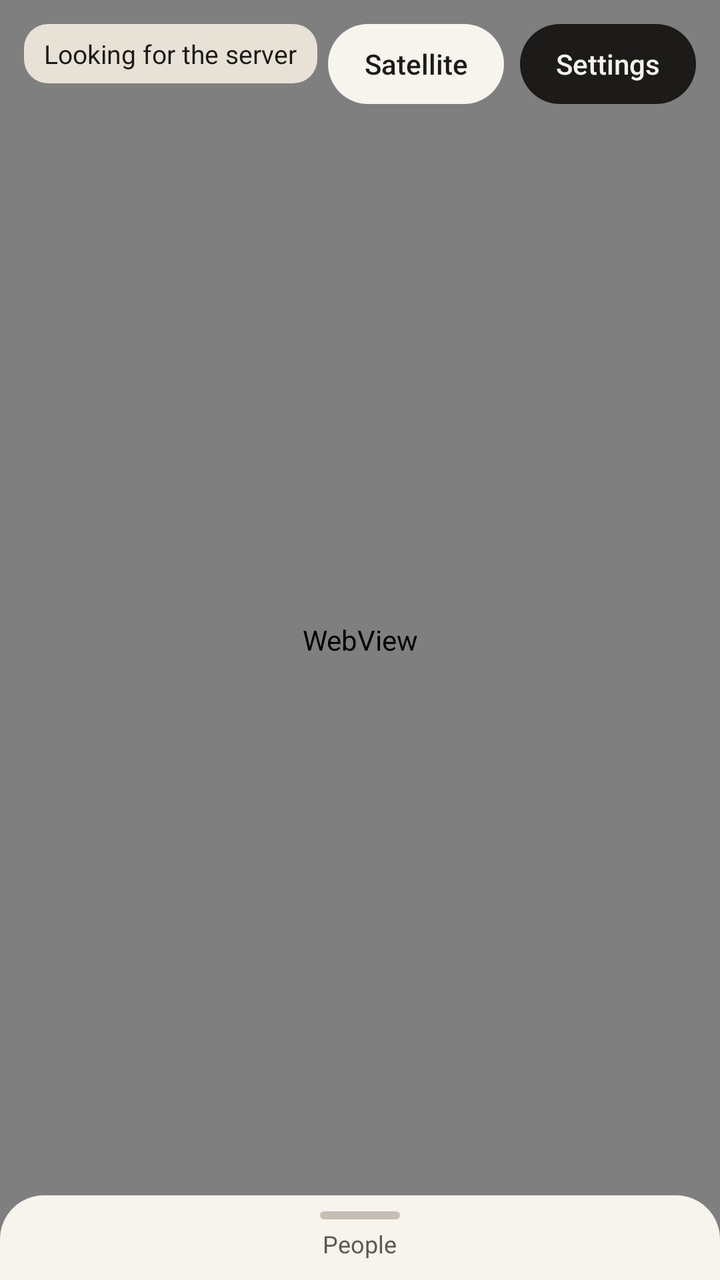
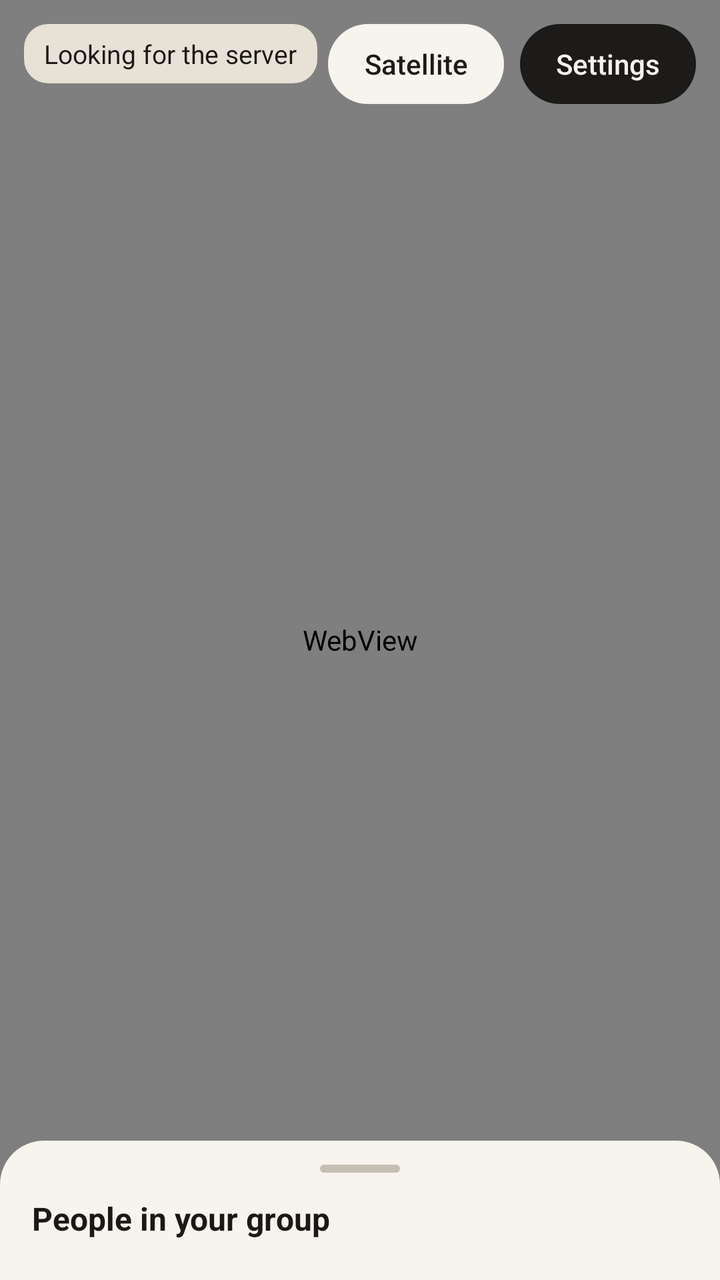

An Android layout rendered at two revisions. The XML below is the earlier revision; the diff shows what the commit changed to produce the second picture.
<!-- AndroidManifest.xml: application theme android:Theme.Material.Light.NoActionBar -->
<!-- res/layout/activity_map.xml -->
<?xml version="1.0" encoding="utf-8"?>
<FrameLayout xmlns:android="http://schemas.android.com/apk/res/android"
    android:layout_width="match_parent"
    android:layout_height="match_parent"
    android:background="#E7E2D6">

    <WebView
        android:id="@+id/map"
        android:layout_width="match_parent"
        android:layout_height="match_parent" />

    <LinearLayout
        android:layout_width="match_parent"
        android:layout_height="wrap_content"
        android:gravity="end"
        android:orientation="horizontal"
        android:padding="12dp">

        <Button
            android:id="@+id/satelliteButton"
            android:layout_width="wrap_content"
            android:layout_height="40dp"
            android:layout_marginRight="8dp"
            android:background="@drawable/pill_light"
            android:stateListAnimator="@null"
            android:paddingLeft="16dp"
            android:paddingRight="16dp"
            android:text="Satellite"
            android:textAllCaps="false"
            android:textColor="#1C1B19"
            android:textSize="14sp" />

        <Button
            android:id="@+id/settingsButton"
            android:layout_width="wrap_content"
            android:layout_height="40dp"
            android:background="@drawable/pill_dark"
            android:stateListAnimator="@null"
            android:paddingLeft="16dp"
            android:paddingRight="16dp"
            android:text="Settings"
            android:textAllCaps="false"
            android:textColor="#F7F4EE"
            android:textSize="14sp" />
    </LinearLayout>

    <TextView
        android:id="@+id/statusText"
        android:layout_width="wrap_content"
        android:layout_height="wrap_content"
        android:layout_gravity="top|start"
        android:layout_margin="12dp"
        android:background="@drawable/status_bg"
        android:paddingLeft="10dp"
        android:paddingTop="6dp"
        android:paddingRight="10dp"
        android:paddingBottom="6dp"
        android:text="Looking for the server"
        android:textColor="#1A1916"
        android:textSize="13sp" />

    <LinearLayout
        android:layout_width="match_parent"
        android:layout_height="wrap_content"
        android:layout_gravity="bottom"
        android:orientation="vertical">

        <LinearLayout
            android:id="@+id/personCard"
            android:layout_width="match_parent"
            android:layout_height="wrap_content"
            android:layout_marginLeft="12dp"
            android:layout_marginRight="12dp"
            android:layout_marginBottom="8dp"
            android:background="@drawable/card_bg"
            android:orientation="vertical"
            android:padding="14dp"
            android:visibility="gone">

            <TextView
                android:id="@+id/cardName"
                android:layout_width="match_parent"
                android:layout_height="wrap_content"
                android:textColor="#1C1B19"
                android:textSize="18sp"
                android:textStyle="bold" />

            <TextView
                android:id="@+id/cardArrived"
                android:layout_width="match_parent"
                android:layout_height="wrap_content"
                android:paddingTop="4dp"
                android:textColor="#5C584F"
                android:textSize="14sp" />

            <TextView
                android:id="@+id/cardStay"
                android:layout_width="match_parent"
                android:layout_height="wrap_content"
                android:paddingTop="2dp"
                android:paddingBottom="10dp"
                android:textColor="#5C584F"
                android:textSize="14sp" />

            <LinearLayout
                android:layout_width="match_parent"
                android:layout_height="wrap_content"
                android:orientation="horizontal">

                <Button
                    android:id="@+id/cardView"
                    android:layout_width="0dp"
                    android:layout_height="40dp"
                    android:layout_marginRight="6dp"
                    android:layout_weight="1"
                    android:background="@drawable/pill_light"
                    android:stateListAnimator="@null"
                    android:text="View"
                    android:textAllCaps="false"
                    android:textColor="#1C1B19" />

                <Button
                    android:id="@+id/cardCall"
                    android:layout_width="0dp"
                    android:layout_height="40dp"
                    android:layout_marginRight="6dp"
                    android:layout_weight="1"
                    android:background="@drawable/pill_light"
                    android:stateListAnimator="@null"
                    android:text="Call"
                    android:textAllCaps="false"
                    android:textColor="#1C1B19" />

                <Button
                    android:id="@+id/cardText"
                    android:layout_width="0dp"
                    android:layout_height="40dp"
                    android:layout_weight="1"
                    android:background="@drawable/pill_dark"
                    android:stateListAnimator="@null"
                    android:text="Text"
                    android:textAllCaps="false"
                    android:textColor="#F7F4EE" />
            </LinearLayout>
        </LinearLayout>

        <LinearLayout
            android:id="@+id/sheet"
            android:layout_width="match_parent"
            android:layout_height="wrap_content"
            android:background="@drawable/sheet_bg"
            android:orientation="vertical"
            android:paddingLeft="16dp"
            android:paddingTop="12dp"
            android:paddingRight="16dp"
            android:visibility="gone">

            <TextView
                android:layout_width="match_parent"
                android:layout_height="wrap_content"
                android:paddingBottom="6dp"
                android:text="People in your group"
                android:textColor="#1A1916"
                android:textSize="16sp"
                android:textStyle="bold" />

            <ScrollView
                android:layout_width="match_parent"
                android:layout_height="280dp">

                <LinearLayout
                    android:id="@+id/peopleList"
                    android:layout_width="match_parent"
                    android:layout_height="wrap_content"
                    android:orientation="vertical" />
            </ScrollView>
        </LinearLayout>

        <LinearLayout
            android:id="@+id/peopleTab"
            android:layout_width="match_parent"
            android:layout_height="wrap_content"
            android:background="@drawable/sheet_bg"
            android:gravity="center_horizontal"
            android:orientation="vertical"
            android:paddingTop="8dp"
            android:paddingBottom="10dp">

            <View
                android:layout_width="40dp"
                android:layout_height="4dp"
                android:background="@drawable/grabber" />

            <TextView
                android:id="@+id/peopleLabel"
                android:layout_width="wrap_content"
                android:layout_height="wrap_content"
                android:paddingTop="4dp"
                android:text="People"
                android:textColor="#5C584F"
                android:textSize="12sp" />
        </LinearLayout>
    </LinearLayout>
</FrameLayout>
<!-- resources referenced by this layout -->
<resources>
  <!-- drawable card_bg (drawable) -->
  <?xml version="1.0" encoding="utf-8"?>
  <shape xmlns:android="http://schemas.android.com/apk/res/android" android:shape="rectangle">
      <solid android:color="#FFFFFF" />
      <corners android:radius="18dp" />
  </shape>
  <!-- drawable grabber (drawable) -->
  <?xml version="1.0" encoding="utf-8"?>
  <shape xmlns:android="http://schemas.android.com/apk/res/android" android:shape="rectangle">
      <solid android:color="#C4BEB4" />
      <corners android:radius="2dp" />
  </shape>
  <!-- drawable pill_dark (drawable) -->
  <?xml version="1.0" encoding="utf-8"?>
  <shape xmlns:android="http://schemas.android.com/apk/res/android" android:shape="rectangle">
      <solid android:color="#1C1B19" />
      <corners android:radius="22dp" />
  </shape>
  <!-- drawable pill_light (drawable) -->
  <?xml version="1.0" encoding="utf-8"?>
  <shape xmlns:android="http://schemas.android.com/apk/res/android" android:shape="rectangle">
      <solid android:color="#F7F4EE" />
      <corners android:radius="22dp" />
  </shape>
  <!-- drawable sheet_bg (drawable) -->
  <?xml version="1.0" encoding="utf-8"?>
  <shape xmlns:android="http://schemas.android.com/apk/res/android" android:shape="rectangle">
      <solid android:color="#F7F4EE" />
      <corners android:topLeftRadius="22dp" android:topRightRadius="22dp" />
  </shape>
  <!-- drawable status_bg (drawable) -->
  <?xml version="1.0" encoding="utf-8"?>
  <shape xmlns:android="http://schemas.android.com/apk/res/android" android:shape="rectangle">
      <solid android:color="#E7E1D6" />
      <corners android:radius="12dp" />
  </shape>
</resources>

<!-- the commit's change to res/layout/activity_map.xml (unified diff, before → after) -->
@@ -65,7 +65,7 @@
         android:layout_gravity="bottom"
         android:orientation="vertical">
 
-        <LinearLayout
+        <com.family.locationtest.SwipeCard
             android:id="@+id/personCard"
             android:layout_width="match_parent"
             android:layout_height="wrap_content"
@@ -142,7 +142,7 @@
                     android:textAllCaps="false"
                     android:textColor="#F7F4EE" />
             </LinearLayout>
-        </LinearLayout>
+        </com.family.locationtest.SwipeCard>
 
         <LinearLayout
             android:id="@+id/sheet"
@@ -151,22 +151,37 @@
             android:background="@drawable/sheet_bg"
             android:orientation="vertical"
             android:paddingLeft="16dp"
-            android:paddingTop="12dp"
             android:paddingRight="16dp"
-            android:visibility="gone">
+            android:paddingBottom="12dp">
+
+            <FrameLayout
+                android:id="@+id/peopleTab"
+                android:layout_width="match_parent"
+                android:layout_height="28dp">
+
+                <View
+                    android:layout_width="40dp"
+                    android:layout_height="4dp"
+                    android:layout_gravity="center"
+                    android:background="@drawable/grabber" />
+            </FrameLayout>
 
             <TextView
                 android:layout_width="match_parent"
                 android:layout_height="wrap_content"
-                android:paddingBottom="6dp"
+                android:paddingBottom="8dp"
                 android:text="People in your group"
                 android:textColor="#1A1916"
                 android:textSize="16sp"
                 android:textStyle="bold" />
 
             <ScrollView
+                android:id="@+id/peopleScroll"
                 android:layout_width="match_parent"
-                android:layout_height="280dp">
+                android:layout_height="wrap_content"
+                android:fillViewport="false"
+                android:overScrollMode="ifContentScrolls"
+                android:scrollbars="vertical">
 
                 <LinearLayout
                     android:id="@+id/peopleList"
@@ -175,30 +190,5 @@
                     android:orientation="vertical" />
             </ScrollView>
         </LinearLayout>
-
-        <LinearLayout
-            android:id="@+id/peopleTab"
-            android:layout_width="match_parent"
-            android:layout_height="wrap_content"
-            android:background="@drawable/sheet_bg"
-            android:gravity="center_horizontal"
-            android:orientation="vertical"
-            android:paddingTop="8dp"
-            android:paddingBottom="10dp">
-
-            <View
-                android:layout_width="40dp"
-                android:layout_height="4dp"
-                android:background="@drawable/grabber" />
-
-            <TextView
-                android:id="@+id/peopleLabel"
-                android:layout_width="wrap_content"
-                android:layout_height="wrap_content"
-                android:paddingTop="4dp"
-                android:text="People"
-                android:textColor="#5C584F"
-                android:textSize="12sp" />
-        </LinearLayout>
     </LinearLayout>
 </FrameLayout>
